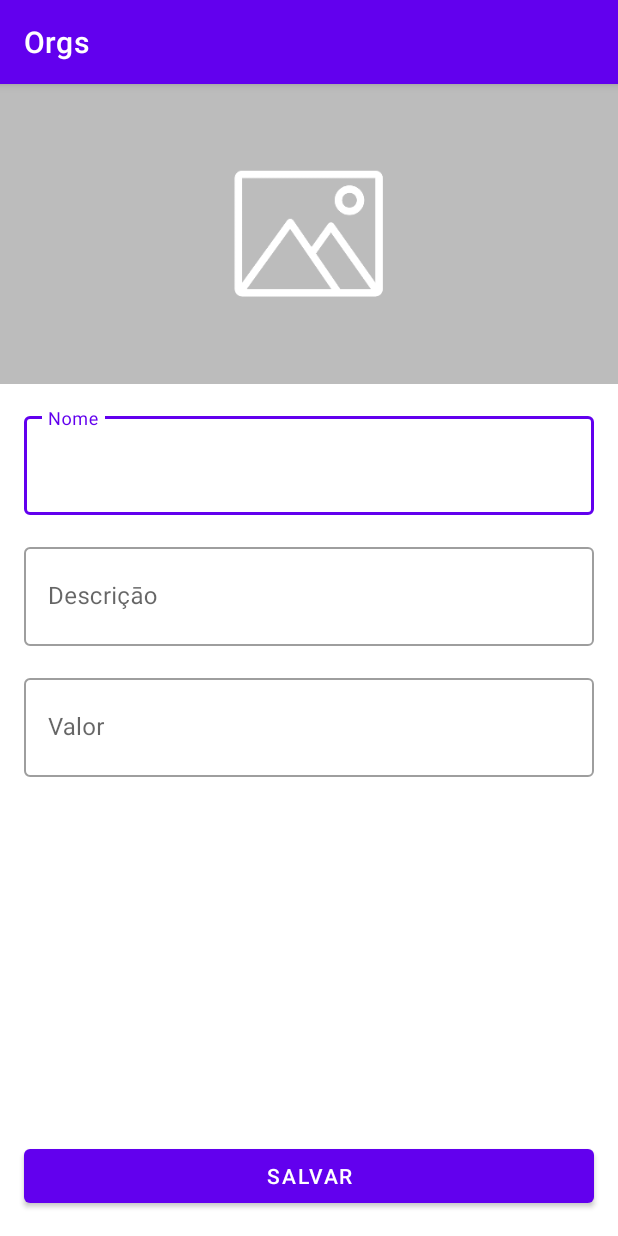
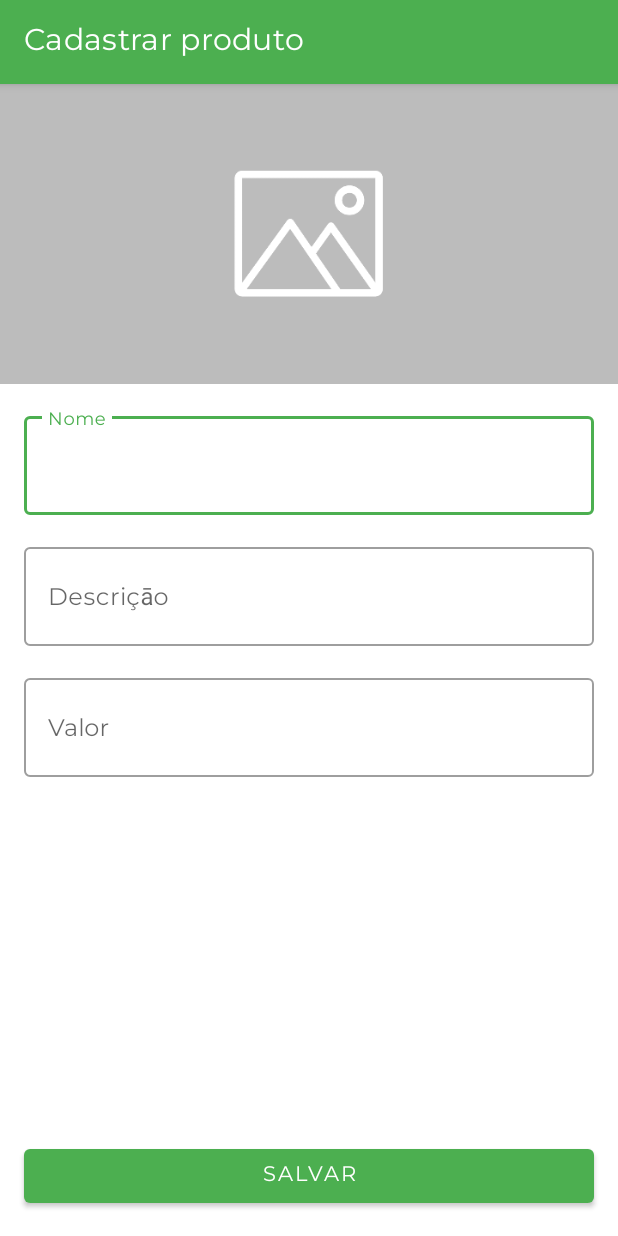
Before and after one commit to ThamiresAluiza/OrgsV, an Android app: the FormularioProdutoActivity screen opened directly, with no data from a screen before it, on a phone screen of 412 x 824 dp. Run offline under Robolectric (Android 15) with nearby library versions, the phone set to English and light mode, and no system bars.

Commit message:
Alterando a fonte e tema.

```diff
--- a/app/src/main/java/br/com/alura/orgs/ui/activity/FormularioProdutoActivity.kt
+++ b/app/src/main/java/br/com/alura/orgs/ui/activity/FormularioProdutoActivity.kt
@@ -23,6 +23,7 @@ class FormularioProdutoActivity : AppCompatActivity() {
     override fun onCreate(savedInstanceState: Bundle?) {
         super.onCreate(savedInstanceState)
         setContentView(binding.root)
+        title = "Cadastrar produto"
         configuraBotaoSalvar()
         binding.activityFormularioProdutoImagem.setOnClickListener {
             FormularioImagemDialog(this)
--- a/app/src/main/res/values/colors.xml
+++ b/app/src/main/res/values/colors.xml
@@ -7,4 +7,13 @@
     <color name="teal_700">#FF018786</color>
     <color name="black">#FF000000</color>
     <color name="white">#FFFFFFFF</color>
+
+    <color name="colorPrimary">#4CAF50</color>
+    <color name="colorPrimaryVariant">#00701a</color>
+    <color name="colorOnPrimary">#ffffff</color>
+
+
+    <color name="colorSecondary">#43a047</color>
+    <color name="colorSecondaryVariant">#76d275</color>
+    <color name="colorOnSecondary">#ffffff</color>
 </resources>
--- a/app/src/main/res/values/themes.xml
+++ b/app/src/main/res/values/themes.xml
@@ -2,15 +2,17 @@
     <!-- Base application theme. -->
     <style name="Theme.Orgs" parent="Theme.MaterialComponents.DayNight.DarkActionBar">
         <!-- Primary brand color. -->
-        <item name="colorPrimary">@color/purple_500</item>
-        <item name="colorPrimaryVariant">@color/purple_700</item>
-        <item name="colorOnPrimary">@color/white</item>
+        <item name="colorPrimary">@color/colorPrimary</item>
+        <item name="colorPrimaryVariant">@color/colorPrimaryVariant</item>
+        <item name="colorOnPrimary">@color/colorOnPrimary</item>
         <!-- Secondary brand color. -->
-        <item name="colorSecondary">@color/teal_200</item>
-        <item name="colorSecondaryVariant">@color/teal_700</item>
-        <item name="colorOnSecondary">@color/black</item>
+        <item name="colorSecondary">@color/colorSecondary</item>
+        <item name="colorSecondaryVariant">@color/colorSecondaryVariant</item>
+        <item name="colorOnSecondary">@color/colorOnSecondary</item>
         <!-- Status bar color. -->
         <item name="android:statusBarColor" tools:targetApi="l">?attr/colorPrimaryVariant</item>
         <!-- Customize your theme here. -->
+
+        <item name="android:fontFamily">@font/montserrat</item>
     </style>
 </resources>
```
